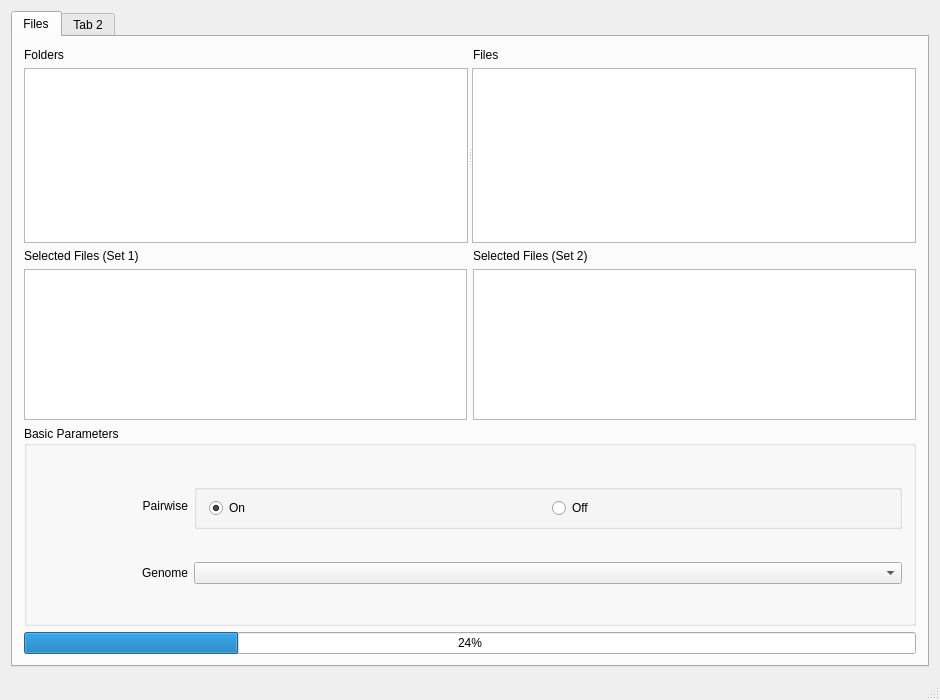
Before: the Qt Designer form mainwindow.ui in emptyewer/MAPster, drawn with Qt 5.
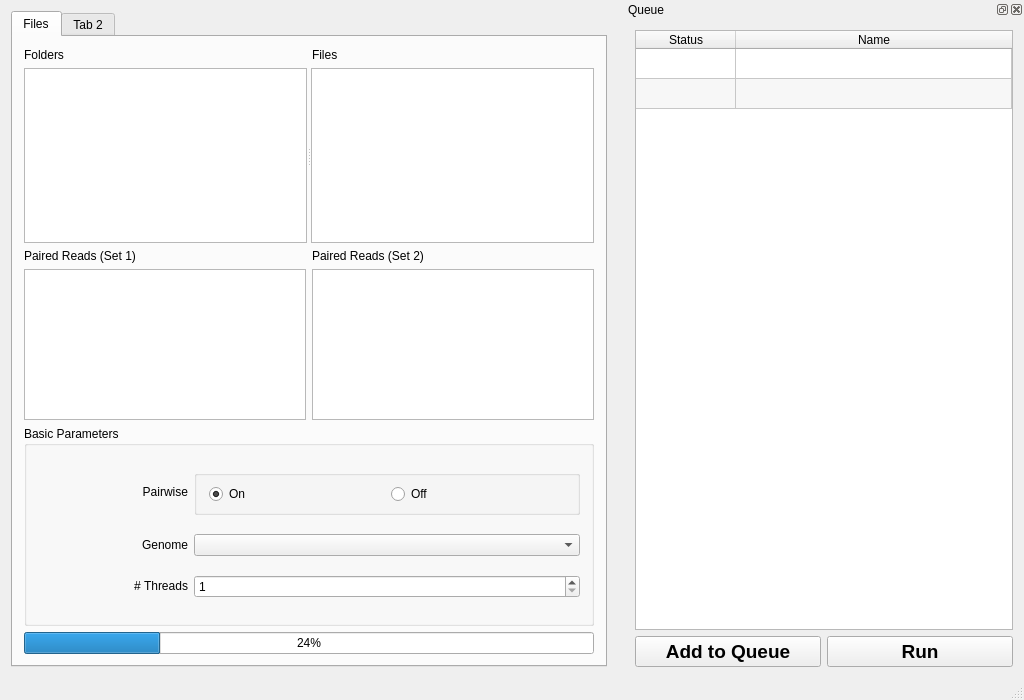
After: the same form once the commit is applied. Custom widgets are drawn as their Qt base class.

Patch:
```diff
--- a/mainwindow.ui
+++ b/mainwindow.ui
@@ -6,13 +6,13 @@
    <rect>
     <x>0</x>
     <y>0</y>
-    <width>940</width>
+    <width>1024</width>
     <height>700</height>
    </rect>
   </property>
   <property name="minimumSize">
    <size>
-    <width>940</width>
+    <width>1024</width>
     <height>700</height>
    </size>
   </property>
@@ -38,6 +38,12 @@
          <layout class="QHBoxLayout" name="horizontalLayout_5">
           <item>
            <widget class="QLabel" name="system_folders_label">
+            <property name="maximumSize">
+             <size>
+              <width>16777215</width>
+              <height>16</height>
+             </size>
+            </property>
             <property name="text">
              <string>Folders</string>
             </property>
@@ -45,6 +51,12 @@
           </item>
           <item>
            <widget class="QLabel" name="system_files_label">
+            <property name="maximumSize">
+             <size>
+              <width>16777215</width>
+              <height>16</height>
+             </size>
+            </property>
             <property name="text">
              <string>Files</string>
             </property>
@@ -136,15 +148,27 @@
          <layout class="QHBoxLayout" name="horizontalLayout_2">
           <item>
            <widget class="QLabel" name="selected_files1_label">
+            <property name="maximumSize">
+             <size>
+              <width>16777215</width>
+              <height>16</height>
+             </size>
+            </property>
             <property name="text">
-             <string>Selected Files (Set 1)</string>
+             <string>Paired Reads (Set 1)</string>
             </property>
            </widget>
           </item>
           <item>
            <widget class="QLabel" name="selected_files2_label">
+            <property name="maximumSize">
+             <size>
+              <width>16777215</width>
+              <height>16</height>
+             </size>
+            </property>
             <property name="text">
-             <string>Selected Files (Set 2)</string>
+             <string>Paired Reads (Set 2)</string>
             </property>
            </widget>
           </item>
@@ -225,6 +249,22 @@
            <string>Basic Parameters</string>
           </property>
           <layout class="QGridLayout" name="gridLayout">
+           <item row="2" column="0">
+            <widget class="QLabel" name="label">
+             <property name="maximumSize">
+              <size>
+               <width>16777215</width>
+               <height>20</height>
+              </size>
+             </property>
+             <property name="text">
+              <string># Threads</string>
+             </property>
+             <property name="alignment">
+              <set>Qt::AlignRight|Qt::AlignTrailing|Qt::AlignVCenter</set>
+             </property>
+            </widget>
+           </item>
            <item row="1" column="0">
             <widget class="QLabel" name="genome_label">
              <property name="minimumSize">
@@ -247,29 +287,10 @@
              </property>
             </widget>
            </item>
-           <item row="0" column="0">
-            <widget class="QLabel" name="pairwise_label">
-             <property name="minimumSize">
-              <size>
-               <width>100</width>
-               <height>20</height>
-              </size>
-             </property>
-             <property name="maximumSize">
-              <size>
-               <width>150</width>
-               <height>20</height>
-              </size>
-             </property>
-             <property name="text">
-              <string>Pairwise</string>
-             </property>
-             <property name="alignment">
-              <set>Qt::AlignRight|Qt::AlignTrailing|Qt::AlignVCenter</set>
-             </property>
-            </widget>
+           <item row="1" column="2">
+            <widget class="QComboBox" name="genome_box"/>
            </item>
-           <item row="0" column="1">
+           <item row="0" column="2">
             <layout class="QHBoxLayout" name="pairwise_layout">
              <item>
               <widget class="QGroupBox" name="pairwise_group">
@@ -320,8 +341,37 @@
              </item>
             </layout>
            </item>
-           <item row="1" column="1">
-            <widget class="QComboBox" name="comboBox"/>
+           <item row="0" column="0">
+            <widget class="QLabel" name="pairwise_label">
+             <property name="minimumSize">
+              <size>
+               <width>100</width>
+               <height>20</height>
+              </size>
+             </property>
+             <property name="maximumSize">
+              <size>
+               <width>150</width>
+               <height>20</height>
+              </size>
+             </property>
+             <property name="text">
+              <string>Pairwise</string>
+             </property>
+             <property name="alignment">
+              <set>Qt::AlignRight|Qt::AlignTrailing|Qt::AlignVCenter</set>
+             </property>
+            </widget>
+           </item>
+           <item row="2" column="2">
+            <widget class="QSpinBox" name="spinBox">
+             <property name="minimum">
+              <number>1</number>
+             </property>
+             <property name="maximum">
+              <number>16</number>
+             </property>
+            </widget>
            </item>
           </layout>
          </widget>
@@ -358,6 +408,107 @@
    </property>
   </widget>
   <widget class="QStatusBar" name="statusBar"/>
+  <widget class="QDockWidget" name="dockWidget">
+   <property name="minimumSize">
+    <size>
+     <width>400</width>
+     <height>193</height>
+    </size>
+   </property>
+   <property name="maximumSize">
+    <size>
+     <width>400</width>
+     <height>524287</height>
+    </size>
+   </property>
+   <property name="windowTitle">
+    <string>Queue</string>
+   </property>
+   <attribute name="dockWidgetArea">
+    <number>2</number>
+   </attribute>
+   <widget class="QWidget" name="dockWidgetContents">
+    <layout class="QVBoxLayout" name="verticalLayout_2">
+     <item>
+      <widget class="QTableWidget" name="tableWidget">
+       <property name="alternatingRowColors">
+        <bool>true</bool>
+       </property>
+       <property name="columnCount">
+        <number>2</number>
+       </property>
+       <attribute name="horizontalHeaderVisible">
+        <bool>true</bool>
+       </attribute>
+       <attribute name="horizontalHeaderShowSortIndicator" stdset="0">
+        <bool>false</bool>
+       </attribute>
+       <attribute name="horizontalHeaderStretchLastSection">
+        <bool>true</bool>
+       </attribute>
+       <attribute name="verticalHeaderVisible">
+        <bool>false</bool>
+       </attribute>
+       <attribute name="verticalHeaderStretchLastSection">
+        <bool>false</bool>
+       </attribute>
+       <row>
+        <property name="text">
+         <string>New Row</string>
+        </property>
+       </row>
+       <row>
+        <property name="text">
+         <string>New Row</string>
+        </property>
+       </row>
+       <column>
+        <property name="text">
+         <string>Status</string>
+        </property>
+       </column>
+       <column>
+        <property name="text">
+         <string>Name</string>
+        </property>
+       </column>
+      </widget>
+     </item>
+     <item>
+      <layout class="QHBoxLayout" name="horizontalLayout_6">
+       <item>
+        <widget class="QPushButton" name="pushButton_2">
+         <property name="font">
+          <font>
+           <pointsize>14</pointsize>
+           <weight>75</weight>
+           <bold>true</bold>
+          </font>
+         </property>
+         <property name="text">
+          <string>Add to Queue</string>
+         </property>
+        </widget>
+       </item>
+       <item>
+        <widget class="QPushButton" name="pushButton">
+         <property name="font">
+          <font>
+           <pointsize>14</pointsize>
+           <weight>75</weight>
+           <bold>true</bold>
+          </font>
+         </property>
+         <property name="text">
+          <string>Run</string>
+         </property>
+        </widget>
+       </item>
+      </layout>
+     </item>
+    </layout>
+   </widget>
+  </widget>
  </widget>
  <layoutdefault spacing="6" margin="11"/>
  <customwidgets>
```
Left out of the diff: 2 changed lines with no effect on the pictures.
